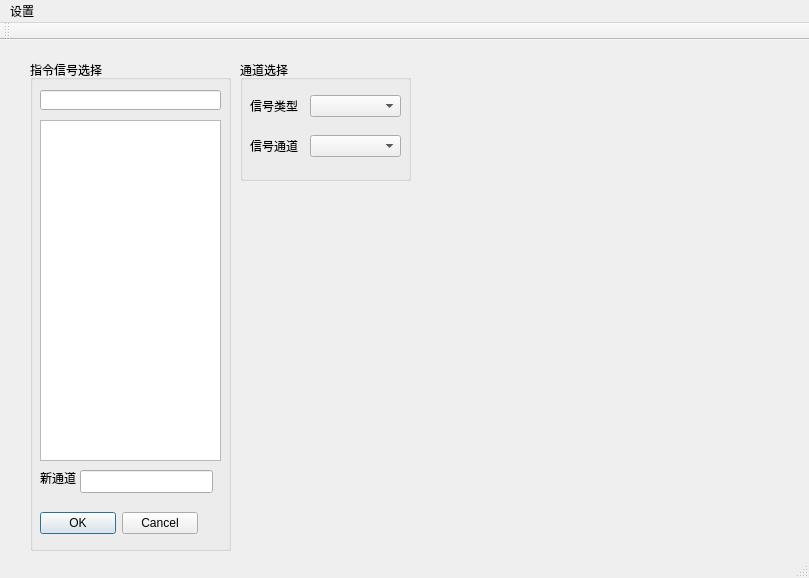
Above: cmdsimmw.ui from CarnationTL/cmd_sim before the change. Below: the same form after it.
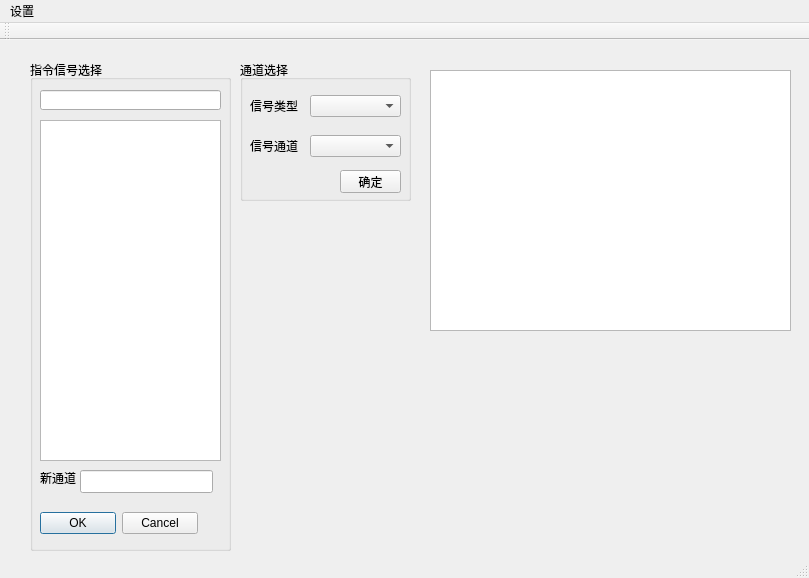
That is the form after the change.

Diff of the .ui file:
```diff
--- a/cmdsimmw.ui
+++ b/cmdsimmw.ui
@@ -134,7 +134,7 @@
       <x>240</x>
       <y>20</y>
       <width>171</width>
-      <height>121</height>
+      <height>141</height>
      </rect>
     </property>
     <property name="styleSheet">
@@ -195,6 +195,32 @@
       </rect>
      </property>
     </widget>
+    <widget class="QPushButton" name="pushButton">
+     <property name="geometry">
+      <rect>
+       <x>100</x>
+       <y>110</y>
+       <width>61</width>
+       <height>23</height>
+      </rect>
+     </property>
+     <property name="styleSheet">
+      <string notr="true">font: 9pt &quot;微软雅黑&quot;;</string>
+     </property>
+     <property name="text">
+      <string>确定</string>
+     </property>
+    </widget>
+   </widget>
+   <widget class="QTableView" name="tbl_selres">
+    <property name="geometry">
+     <rect>
+      <x>430</x>
+      <y>30</y>
+      <width>361</width>
+      <height>261</height>
+     </rect>
+    </property>
    </widget>
    <zorder>groupBox</zorder>
    <zorder>gBox_sig_sel</zorder>
```
Left out of the diff: 3 changed lines with no effect on the pictures.
